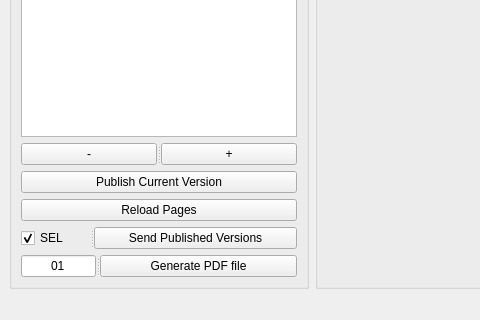
This is assembler/ui/ui_assembler_main.ui in kiryha/CIS553 as Qt 5 draws it before an edit; both pictures show x 0 to 480 and y 388 to 708 of the 810 by 708 pixel window. The edited form follows.
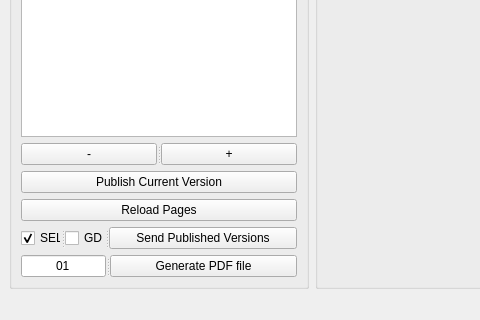
This is the edited form.

Commit message: Add Google Drive upload

Patch:
```diff
--- a/assembler/ui/ui_assembler_main.ui
+++ b/assembler/ui/ui_assembler_main.ui
@@ -75,7 +75,7 @@
          <widget class="QCheckBox" name="chbSelected">
           <property name="maximumSize">
            <size>
-            <width>100</width>
+            <width>40</width>
             <height>16777215</height>
            </size>
           </property>
@@ -86,6 +86,17 @@
            <bool>true</bool>
           </property>
          </widget>
+         <widget class="QCheckBox" name="chbDrive">
+          <property name="maximumSize">
+           <size>
+            <width>40</width>
+            <height>16777215</height>
+           </size>
+          </property>
+          <property name="text">
+           <string>GD</string>
+          </property>
+         </widget>
          <widget class="QPushButton" name="btnSendPublished">
           <property name="text">
            <string>Send Published Versions</string>
@@ -101,7 +112,7 @@
          <widget class="QLineEdit" name="linPDFVersion">
           <property name="maximumSize">
            <size>
-            <width>75</width>
+            <width>85</width>
             <height>16777215</height>
            </size>
           </property>
```
The commit also changes 9 other files.
